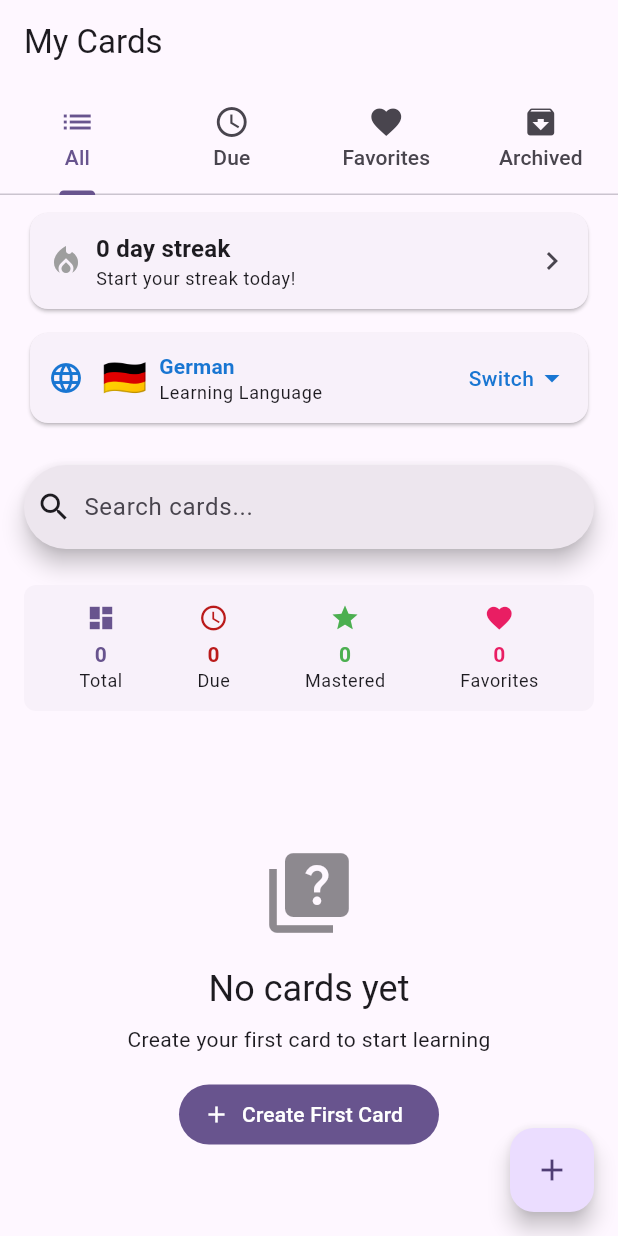
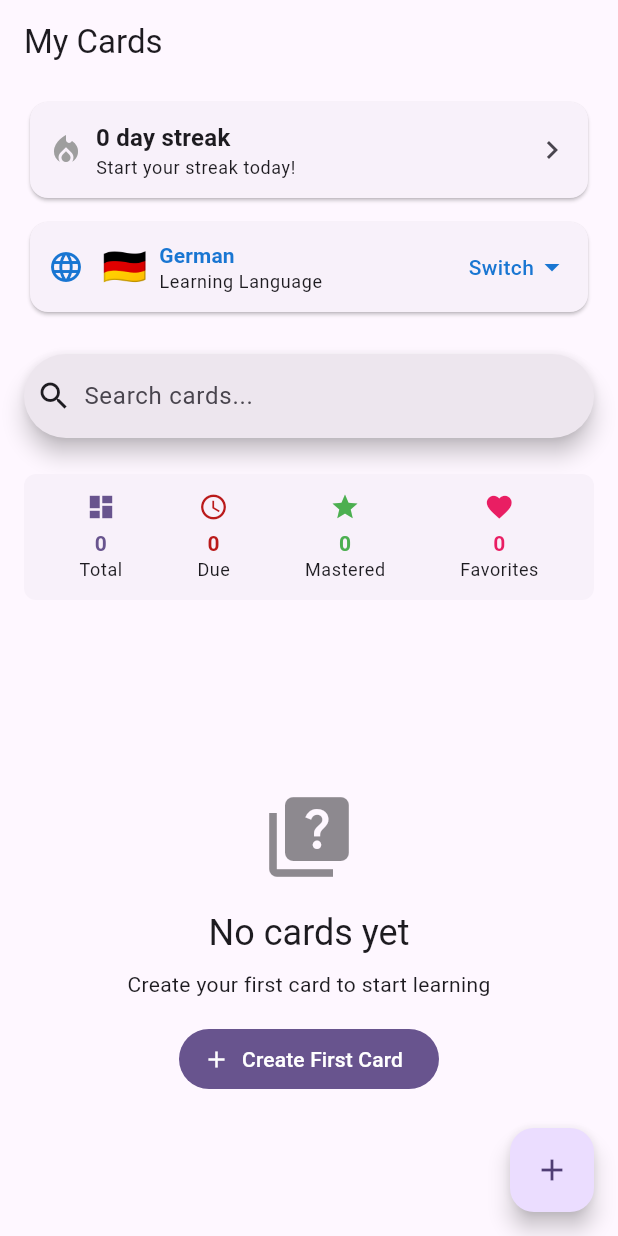
Before and after one commit to oscarjaergren/LinguaFlutter, a Flutter app: the screen it shows after launch, on a phone screen of 412 x 824 dp. Run offline on Flutter 3.47's test engine with Material 3 defaults, Android fonts, the phone set to English and light mode, and no system bars; our stand-ins replace flutter_svg, shared_preferences.

Commit message:
refactor(card_list): remove tabbed navigation for a simplified card view

```diff
--- a/lib/screens/card_list_screen.dart
+++ b/lib/screens/card_list_screen.dart
@@ -19,14 +19,12 @@ class CardListScreen extends StatefulWidget {
   State<CardListScreen> createState() => _CardListScreenState();
 }
 
-class _CardListScreenState extends State<CardListScreen> with TickerProviderStateMixin {
+class _CardListScreenState extends State<CardListScreen> {
   final TextEditingController _searchController = TextEditingController();
-  late TabController _tabController;
 
   @override
   void initState() {
     super.initState();
-    _tabController = TabController(length: 4, vsync: this);
 
     // Initialize providers
     WidgetsBinding.instance.addPostFrameCallback((_) {
@@ -44,7 +42,6 @@ class _CardListScreenState extends State<CardListScreen> with TickerProviderStat
   @override
   void dispose() {
     _searchController.dispose();
-    _tabController.dispose();
     super.dispose();
   }
 
@@ -53,15 +50,6 @@ class _CardListScreenState extends State<CardListScreen> with TickerProviderStat
     return Scaffold(
       appBar: AppBar(
         title: const Text('My Cards'),
-        bottom: TabBar(
-          controller: _tabController,
-          tabs: const [
-            Tab(icon: Icon(Icons.list), text: 'All'),
-            Tab(icon: Icon(Icons.schedule), text: 'Due'),
-            Tab(icon: Icon(Icons.favorite), text: 'Favorites'),
-            Tab(icon: Icon(Icons.archive), text: 'Archived'),
-          ],
-        ),
         actions: [
           Consumer<CardProvider>(
             builder: (context, provider, child) {
@@ -359,15 +347,7 @@ class _CardListScreenState extends State<CardListScreen> with TickerProviderStat
 
           // Card list
           Expanded(
-            child: TabBarView(
-              controller: _tabController,
-              children: [
-                _CardListView(CardListType.all),
-                _CardListView(CardListType.due),
-                _CardListView(CardListType.favorites),
-                _CardListView(CardListType.archived),
-              ],
-            ),
+            child: _CardListView(CardListType.all),
           ),
         ],
       ),
```
